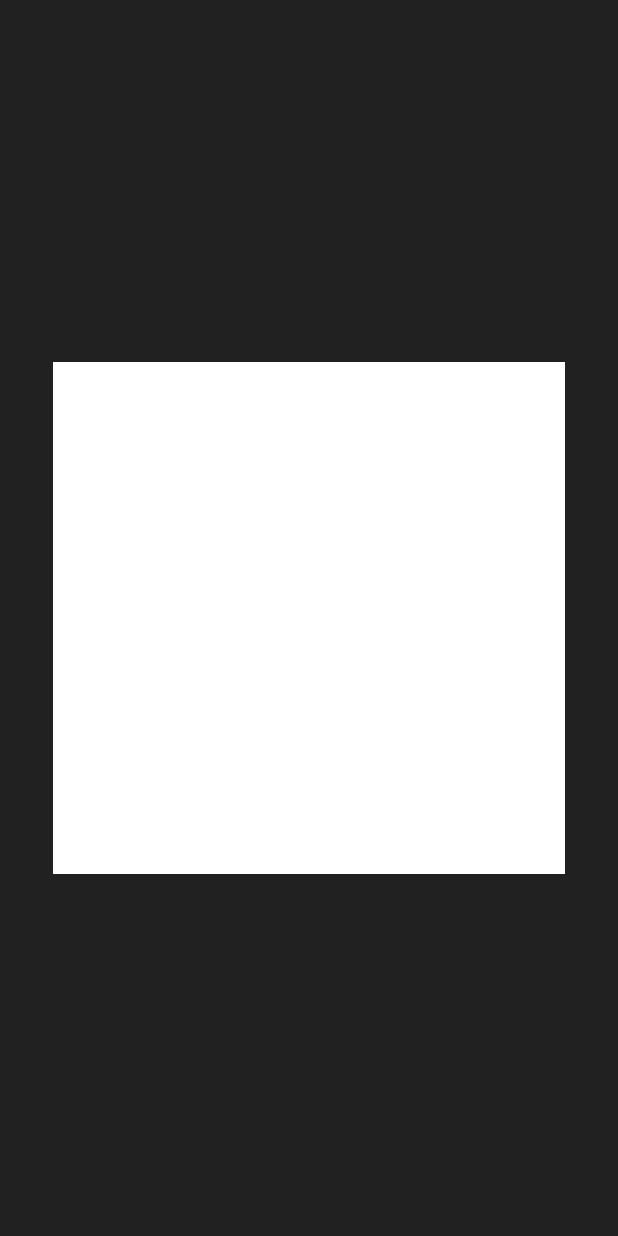
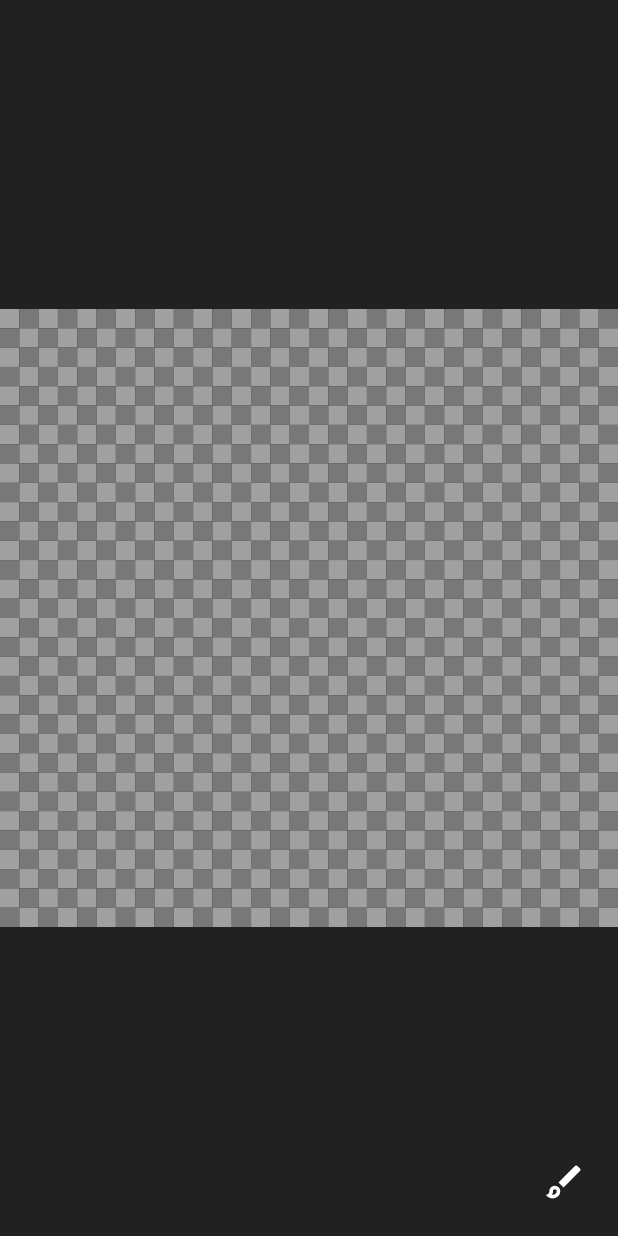
Before and after one commit to jonysham/PixelArray, an Android app: the screen it shows after launch (EditorActivity), on a phone screen of 412 x 824 dp. Run offline under Robolectric (Android 15) with nearby library versions, the phone set to English and light mode, and no system bars; 1 statement that could not run was skipped.

Commit message:
added alphaDrawable and erase mode

```diff
--- a/app/src/main/java/com/skysoft/pixelarray/activity/EditorActivity.java
+++ b/app/src/main/java/com/skysoft/pixelarray/activity/EditorActivity.java
@@ -4,13 +4,39 @@ import androidx.appcompat.app.AppCompatActivity;
 import android.os.Bundle;
 
 import com.skysoft.pixelarray.R;
+import com.skysoft.pixelarray.editor.EditorView;
+import android.widget.ImageButton;
+import android.view.View;
+import com.skysoft.pixelarray.editor.enum.EditorMode;
 
-public class EditorActivity extends AppCompatActivity {
+public class EditorActivity extends AppCompatActivity implements View.OnClickListener {
+    private EditorView editorView;
 
     @Override
     protected void onCreate(Bundle savedInstanceState) {
         super.onCreate(savedInstanceState);
         setContentView(R.layout.activity_editor);
 
+        editorView = findViewById(R.id.editor);
+
+        ImageButton btnDrawErase = findViewById(R.id.btn_drawErase);
+        btnDrawErase.setOnClickListener(this);
+    }
+
+    @Override
+    public void onClick(View v) {
+        ImageButton btn = (ImageButton) v;
+
+        switch (v.getId()) {
+            case R.id.btn_drawErase: {
+                if (editorView.getEditorMode() == EditorMode.DRAW) {
+                    editorView.setEditorMode(EditorMode.ERASE);
+                    btn.setImageResource(R.drawable.ic_eraser);
+                } else {
+                    editorView.setEditorMode(EditorMode.DRAW);
+                    btn.setImageResource(R.drawable.ic_brush);
+                }
+            }
+        }
     }
 }
--- /dev/null
+++ b/app/src/main/java/com/skysoft/pixelarray/editor/AlphaDrawable.java
@@ -0,0 +1,74 @@
+package com.skysoft.pixelarray.editor;
+
+import android.graphics.drawable.Drawable;
+import android.graphics.Canvas;
+import android.graphics.ColorFilter;
+import android.graphics.Paint;
+import android.graphics.Color;
+
+public class AlphaDrawable extends Drawable {
+    private Paint paint;
+    private int width;
+    private int height;
+    private int firstColor;
+    private int secondColor;
+
+    public AlphaDrawable() {
+        paint = new Paint();
+        paint.setStyle(Paint.Style.FILL);
+
+        firstColor = Color.DKGRAY;
+        secondColor = Color.LTGRAY;
+    }
+
+    public void setColors(int firstColor, int secondColor) {
+        this.firstColor = firstColor;
+        this.secondColor = secondColor;
+        invalidateSelf();
+    }
+
+    @Override
+    public void setBounds(int left, int top, int right, int bottom) {
+        super.setBounds(left, top, right, bottom);
+        width = right;
+        height = bottom;
+    }
+
+    @Override
+    public void draw(Canvas canvas) {
+        for (int i=0; i<width; i++) {
+            for (int j=0; j<height; j++) {
+                if (i % 2 == 0) {
+                    if (j % 2 == 0) {
+                        paint.setColor(firstColor);
+                    } else {
+                        paint.setColor(secondColor);
+                    }
+                } else {
+                    if (j % 2 == 0) {
+                        paint.setColor(secondColor);
+                    } else {
+                        paint.setColor(firstColor);
+                    }
+                }
+
+                canvas.drawRect(i, j, i+1, j+1, paint);
+            }
+        }
+    }
+
+    @Override
+    public void setAlpha(int alpha) {
+        paint.setAlpha(alpha);
+    }
+
+    @Override
+    public void setColorFilter(ColorFilter filter) {
+        paint.setColorFilter(filter);
+    }
+
+    @Override
+    public int getOpacity() {
+        return 100;
+    }
+}
--- a/app/src/main/java/com/skysoft/pixelarray/editor/EditorView.java
+++ b/app/src/main/java/com/skysoft/pixelarray/editor/EditorView.java
@@ -16,29 +16,41 @@ import android.view.GestureDetector.SimpleOnGestureListener;
 import android.view.MotionEvent;
 import android.view.ScaleGestureDetector;
 import android.graphics.Path;
+import android.graphics.Xfermode;
+import android.graphics.PorterDuffXfermode;
+import android.graphics.PorterDuff;
 
 import java.util.List;
 import java.util.ArrayList;
 
 import com.skysoft.pixelarray.editor.model.PathWrapper;
+import com.skysoft.pixelarray.editor.enum.EditorMode;
+import com.skysoft.pixelarray.R;
 
 public class EditorView extends FrameLayout {
-    private int width = 128;
-    private int height = 128;
+    static final String TAG = "EditorView";
+
+    private int width = 32;
+    private int height = 32;
     private int brushSize = 1;
+    private int color = Color.BLACK;
     private float scale;
 
     private Paint paint;
     private Bitmap bitmap;
     private BitmapDrawable drawable;
+    private AlphaDrawable alphaDrawable;
+
     private Canvas myCanvas;
     private CanvasView canvasView;
+
+    private EditorMode editorMode;
 
     public EditorView(Context context, AttributeSet attrs) {
         super(context, attrs);
 
-        setWillNotDraw(false);
-        setClickable(true);
+        alphaDrawable = new AlphaDrawable();
+        alphaDrawable.setColors(Color.rgb(160, 160, 160), Color.rgb(120, 120, 120));
 
         paint = new Paint();
         bitmap = Bitmap.createBitmap(width, height, Bitmap.Config.ARGB_8888);
@@ -53,18 +65,17 @@ public class EditorView extends FrameLayout {
         post(new Runnable() {
             @Override
             public void run() {
-                scale = getWidth() / width;
+                scale = (float) getWidth() / width;
                 canvasView.setScaleX(scale);
                 canvasView.setScaleY(scale);
                 ((FrameLayout.LayoutParams) canvasView.getLayoutParams()).gravity = Gravity.CENTER;
                 canvasView.requestLayout();
             }
         });
-    }
 
-    @Override
-    protected void onSizeChanged(int w, int h, int oldw, int oldh) {
-        super.onSizeChanged(w, h, oldw, oldh);
+        setWillNotDraw(false);
+        setClickable(true);
+        setEditorMode(EditorMode.DRAW);
     }
 
     @Override
@@ -97,6 +108,7 @@ public class EditorView extends FrameLayout {
 
     private class CanvasView extends View {
         private List<PathWrapper> paths;
+        private PathWrapper nextPath;
 
         private CanvasView(Context context) {
             super(context);
@@ -106,7 +118,6 @@ public class EditorView extends FrameLayout {
 
         float startX;
         float startY;
-        PathWrapper nextPath;
 
         @Override
         public boolean onTouchEvent(MotionEvent event) {
@@ -117,7 +128,8 @@ public class EditorView extends FrameLayout {
                 case MotionEvent.ACTION_DOWN: {
                     startX = x;
                     startY = y;
-                    nextPath = new PathWrapper(new Path(), brushSize, Color.BLACK, true);
+                    nextPath = new PathWrapper(new Path(), brushSize, color, true);
+                    nextPath.setIsErase(editorMode == EditorMode.ERASE);
                     nextPath.getPath().moveTo(x, y);
                     paths.add(nextPath);
                     break;
@@ -141,12 +153,24 @@ public class EditorView extends FrameLayout {
         }
 
         @Override
+        protected void onSizeChanged(int w, int h, int oldw, int oldh) {
+            super.onSizeChanged(w, h, oldw, oldh);
+            alphaDrawable.setBounds(0, 0, w, h);
+        }
+
+        @Override
         protected void onDraw(Canvas canvas) {
             super.onDraw(canvas);
 
-            myCanvas.drawARGB(255, 255, 255, 255);
+            alphaDrawable.draw(canvas);
 
             for (PathWrapper path : paths) {
+                if (path.isErase()) {
+                    paint.setXfermode(new PorterDuffXfermode(PorterDuff.Mode.CLEAR));
+                } else {
+                    paint.setXfermode(null);
+                }
+
                 paint.setColor(path.getColor());
                 paint.setStyle(path.isStroke() ? Paint.Style.STROKE : Paint.Style.FILL);
                 paint.setStrokeWidth(path.getWidth());
@@ -157,4 +181,12 @@ public class EditorView extends FrameLayout {
             drawable.draw(canvas);
         }
     }
+
+    public void setEditorMode(EditorMode editorMode) {
+        this.editorMode = editorMode;
+    }
+
+    public EditorMode getEditorMode() {
+        return editorMode;
+    }
 }
--- /dev/null
+++ b/app/src/main/java/com/skysoft/pixelarray/editor/enum/EditorMode.java
@@ -0,0 +1,6 @@
+package com.skysoft.pixelarray.editor.enum;
+
+public enum EditorMode {
+    DRAW,
+    ERASE;
+}
--- a/app/src/main/java/com/skysoft/pixelarray/editor/model/PathWrapper.java
+++ b/app/src/main/java/com/skysoft/pixelarray/editor/model/PathWrapper.java
@@ -7,12 +7,21 @@ public class PathWrapper {
     private int width;
     private int color;
     private boolean isStroke;
+    private boolean isErase;
 
     public PathWrapper(Path path, int width, int color, boolean isStroke) {
         this.path = path;
         this.width = width;
         this.color = color;
         this.isStroke = isStroke;
+    }
+
+    public void setIsErase(boolean isErase) {
+        this.isErase = isErase;
+    }
+
+    public boolean isErase() {
+        return isErase;
     }
 
     public void setIsStroke(boolean isStroke) {
--- a/app/src/main/res/layout/activity_editor.xml
+++ b/app/src/main/res/layout/activity_editor.xml
@@ -10,4 +10,23 @@
         android:layout_width="match_parent"
         android:layout_height="match_parent"/>
 
+    <RelativeLayout
+        android:layout_width="match_parent"
+        android:layout_height="wrap_content"
+        android:layout_alignParentBottom="true"
+        android:padding="16dp">
+
+        <ImageButton
+            android:id="@+id/btn_drawErase"
+            android:layout_width="40dp"
+            android:layout_height="40dp"
+            android:layout_alignParentRight="true"
+            android:scaleType="fitCenter"
+            android:padding="5dp"
+            android:tint="#ffffff"
+            android:src="@drawable/ic_brush"
+            android:background="?attr/selectableItemBackgroundBorderless"/>
+
+    </RelativeLayout>
+
 </RelativeLayout>
```
Also changed, not shown: 571 other files.
